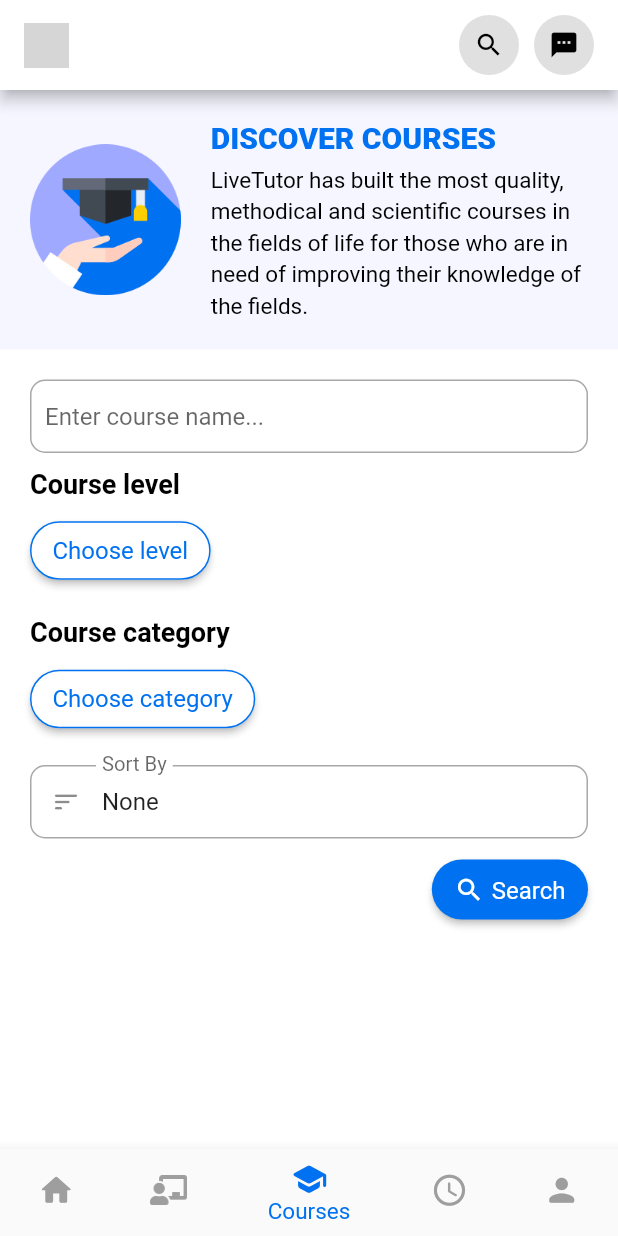
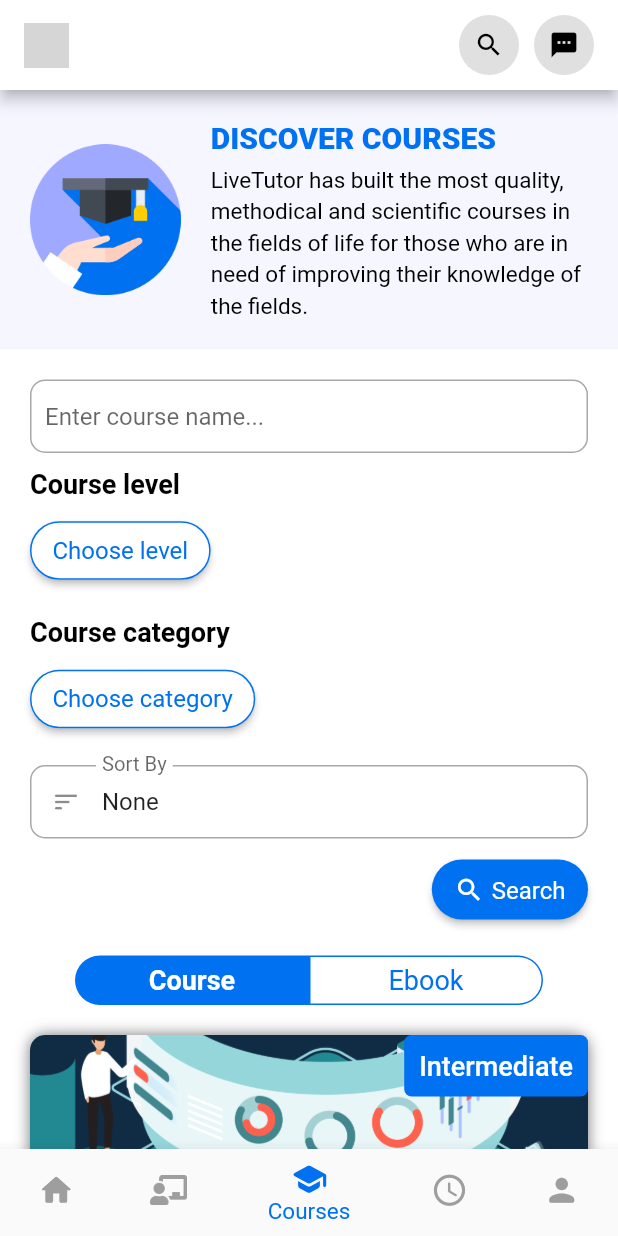
Before and after one commit to Dat-TG/LetTutor, a Flutter app: the screen it shows after launch, item 3 of the bottom bar chosen, on a phone screen of 412 x 824 dp. Run offline on Flutter 3.47's test engine with Material 2 defaults, Android fonts, the phone set to English and light mode, and no system bars; drawn by our look-alikes of badges; our stand-ins replace carousel_slider, flutter_rating_bar; missing offline and left inert: filter_list; grey boxes are pictures that could not be loaded.

Commit message:
courses list

```diff
--- a/lib/main.dart
+++ b/lib/main.dart
@@ -1,7 +1,5 @@
 import 'package:flutter/material.dart';
 import 'package:let_tutor/common/bottom_bar.dart';
-import 'package:let_tutor/presentation/login/login_screen.dart';
-import 'package:let_tutor/presentation/welcome/welcome_screen.dart';
 import 'package:let_tutor/themes/themes.dart';
 
 void main() {
--- a/lib/presentation/course/course_screen.dart
+++ b/lib/presentation/course/course_screen.dart
@@ -1,25 +1,147 @@
 import 'package:flutter/material.dart';
 import 'package:let_tutor/presentation/course/widgets/course_banner.dart';
+import 'package:let_tutor/presentation/course/widgets/course_card.dart';
 import 'package:let_tutor/presentation/course/widgets/course_search.dart';
 
-class CourseScreen extends StatelessWidget {
+class CourseScreen extends StatefulWidget {
   const CourseScreen({super.key});
 
   @override
+  State<CourseScreen> createState() => _CourseScreenState();
+}
+
+class _CourseScreenState extends State<CourseScreen> {
+  int index = 0;
+  @override
   Widget build(BuildContext context) {
-    return const SingleChildScrollView(
+    return SingleChildScrollView(
       child: Column(
         crossAxisAlignment: CrossAxisAlignment.start,
         children: [
-          CourseBanner(),
-          SizedBox(
+          const CourseBanner(),
+          const SizedBox(
             height: 20,
           ),
-          Padding(
+          const Padding(
             padding: EdgeInsets.symmetric(
               horizontal: 20,
             ),
             child: CourseSearch(),
+          ),
+          const SizedBox(
+            height: 20,
+          ),
+          Padding(
+            padding: const EdgeInsets.symmetric(
+              horizontal: 50,
+            ),
+            child: Row(
+              children: [
+                Expanded(
+                  child: InkWell(
+                    onTap: () {
+                      setState(() {
+                        index = 0;
+                      });
+                    },
+                    child: Container(
+                      padding: const EdgeInsets.all(5),
+                      alignment: Alignment.center,
+                      decoration: BoxDecoration(
+                        color: index == 0
+                            ? Theme.of(context).primaryColor
+                            : Colors.white,
+                        shape: BoxShape.rectangle,
+                        border: Border.all(
+                          color: Theme.of(context).primaryColor,
+                          width: 1,
+                        ),
+                        borderRadius: const BorderRadius.only(
+                          bottomLeft: Radius.circular(20),
+                          topLeft: Radius.circular(20),
+                        ),
+                      ),
+                      child: Text(
+                        'Course',
+                        style: TextStyle(
+                          fontSize: 18,
+                          color: index == 0 ? Colors.white : Colors.black,
+                          fontWeight:
+                              index == 0 ? FontWeight.w700 : FontWeight.w400,
+                        ),
+                      ),
+                    ),
+                  ),
+                ),
+                Expanded(
+                  child: InkWell(
+                    onTap: () {
+                      setState(() {
+                        index = 1;
+                      });
+                    },
+                    child: Container(
+                      padding: const EdgeInsets.all(5),
+                      alignment: Alignment.center,
+                      decoration: BoxDecoration(
+                        color: index == 1
+                            ? Theme.of(context).primaryColor
+                            : Colors.white,
+                        shape: BoxShape.rectangle,
+                        border: Border.all(
+                          color: Theme.of(context).primaryColor,
+                          width: 1,
+                        ),
+                        borderRadius: const BorderRadius.only(
+                          bottomRight: Radius.circular(20),
+                          topRight: Radius.circular(20),
+                        ),
+                      ),
+                      child: Text(
+                        'Ebook',
+                        style: TextStyle(
+                          fontSize: 18,
+                          color: index == 1
+                              ? Colors.white
+                              : Theme.of(context).primaryColor,
+                          fontWeight:
+                              index == 1 ? FontWeight.w700 : FontWeight.w400,
+                        ),
+                      ),
+                    ),
+                  ),
+                ),
+              ],
+            ),
+          ),
+          const SizedBox(
+            height: 20,
+          ),
+          Padding(
+            padding: const EdgeInsets.symmetric(horizontal: 20),
+            child: index == 0
+                ? const Wrap(
+                    spacing: 20,
+                    runSpacing: 20,
+                    children: [
+                      CourseCard(
+                        isExpanded: true,
+                      ),
+                      CourseCard(
+                        isExpanded: true,
+                      ),
+                      CourseCard(
+                        isExpanded: true,
+                      ),
+                      CourseCard(
+                        isExpanded: true,
+                      ),
+                    ],
+                  )
+                : Column(),
+          ),
+          const SizedBox(
+            height: 20,
           ),
         ],
       ),
--- a/lib/presentation/course/widgets/course_card.dart
+++ b/lib/presentation/course/widgets/course_card.dart
@@ -2,7 +2,8 @@
 import 'package:badges/badges.dart' as badges;
 
 class CourseCard extends StatelessWidget {
-  const CourseCard({super.key});
+  final bool isExpanded;
+  const CourseCard({super.key, this.isExpanded = false});
 
   @override
   Widget build(BuildContext context) {
@@ -40,8 +41,8 @@
           borderRadius: BorderRadius.circular(10),
           color: Colors.white,
         ),
-        width: 250,
-        height: 306,
+        width: isExpanded ? null : 250,
+        height: isExpanded ? null : 311,
         child: Column(
           crossAxisAlignment: CrossAxisAlignment.start,
           children: [
@@ -52,7 +53,6 @@
               ),
               child: Image.asset(
                 'assets/images/course.png',
-                width: 250,
                 fit: BoxFit.cover,
               ),
             ),
@@ -73,6 +73,9 @@
                       fontSize: 18,
                       fontWeight: FontWeight.w700,
                     ),
+                  ),
+                  SizedBox(
+                    height: 5,
                   ),
                   Text(
                     '7 Lessons',
--- a/lib/presentation/course/widgets/course_search.dart
+++ b/lib/presentation/course/widgets/course_search.dart
@@ -1,9 +1,6 @@
 import 'package:flutter/material.dart';
 import 'package:let_tutor/common/custom_button.dart';
-import 'package:let_tutor/common/custom_date_picker.dart';
-import 'package:let_tutor/common/custom_time_picker.dart';
 import 'package:let_tutor/presentation/course/widgets/choose_sort_option.dart';
-import 'package:let_tutor/presentation/tutor/widgets/choose_nationality.dart';
 import 'package:let_tutor/presentation/tutor/widgets/tutor_tag.dart';
 import 'package:let_tutor/utils/constants.dart';
 import 'package:let_tutor/utils/helpers.dart';
--- a/lib/presentation/home/home_screen.dart
+++ b/lib/presentation/home/home_screen.dart
@@ -4,7 +4,6 @@
 import 'package:let_tutor/presentation/home/widgets/home_banner.dart';
 import 'package:let_tutor/presentation/home/widgets/recommended_row.dart';
 import 'package:let_tutor/presentation/tutor/widgets/tutor_card.dart';
-import 'package:let_tutor/presentation/tutor/widgets/tutor_tag.dart';
 
 class HomeScreen extends StatelessWidget {
   const HomeScreen({super.key});
@@ -85,7 +84,7 @@
               CourseCard(),
             ],
             options: CarouselOptions(
-              height: 306,
+              height: 311,
               viewportFraction: 250 / MediaQuery.of(context).size.width + 0.05,
               padEnds: false,
               initialPage: 0,
```
